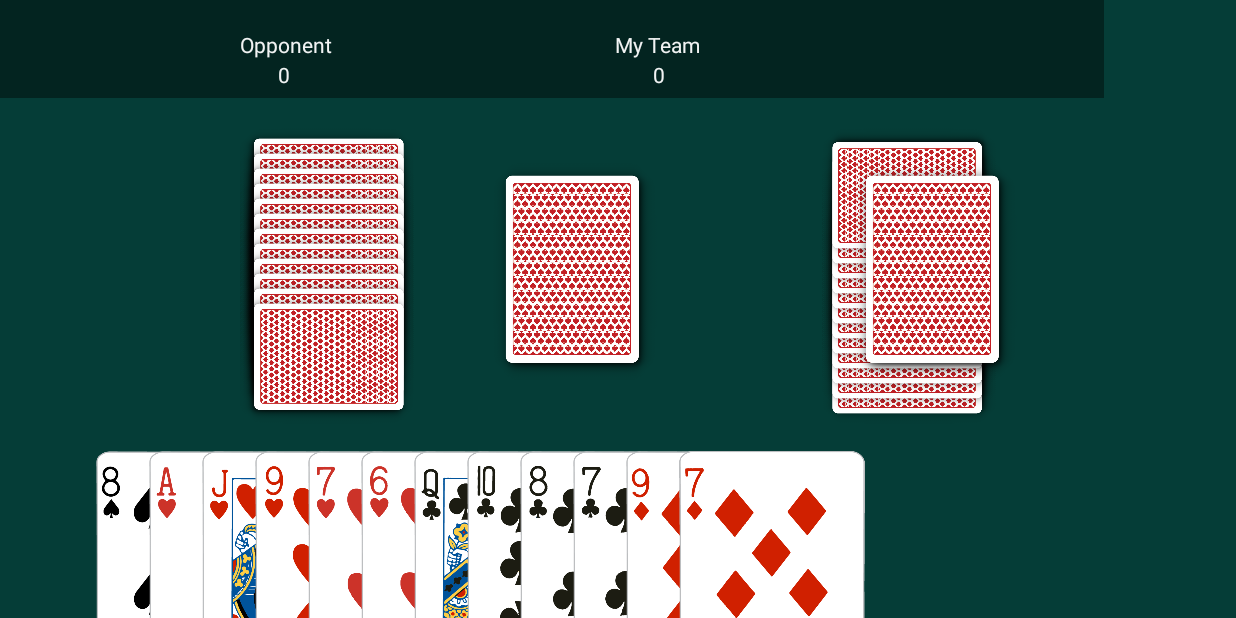
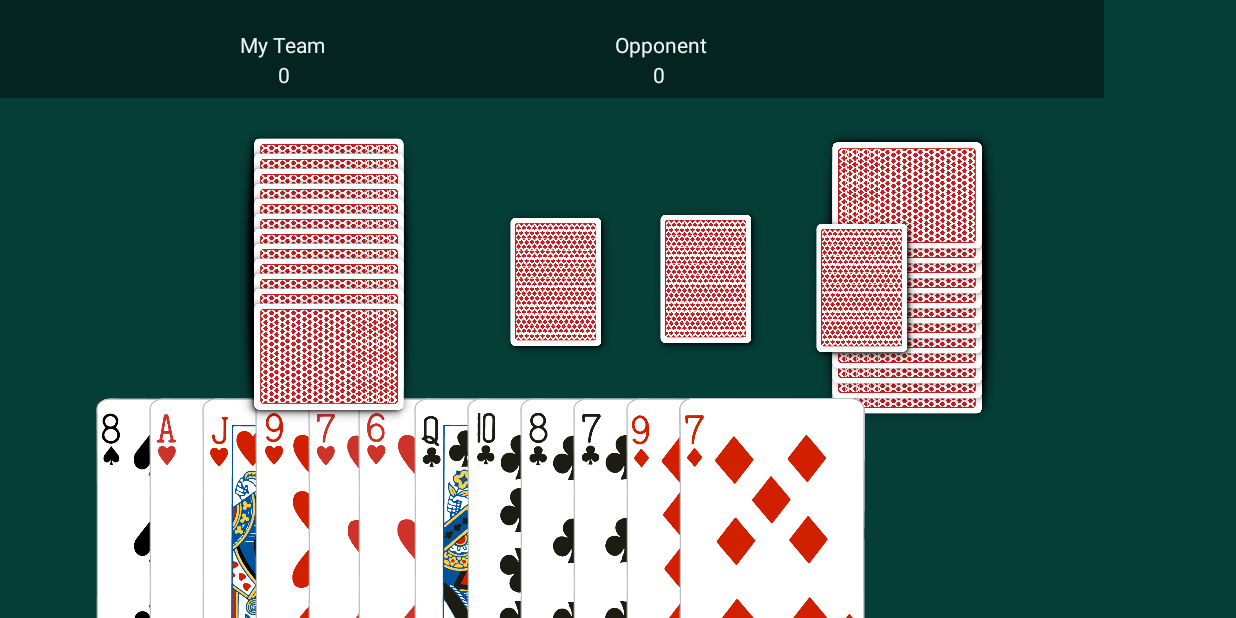
Before and after one commit to nilosh/Hath_Wasi, an Android app: the game_page screen opened directly, with no data from a screen before it, on a phone screen of 824 x 412 dp (held sideways). Run offline under Robolectric (Android 15) with nearby library versions, the phone set to English and light mode, and no system bars.

Commit message:
Did some changes in the layout game page.

```diff
--- a/app/src/main/java/fyp/ui/hath_wasi/Screens/game_page.java
+++ b/app/src/main/java/fyp/ui/hath_wasi/Screens/game_page.java
@@ -4,8 +4,10 @@ import androidx.appcompat.app.AlertDialog;
 import androidx.appcompat.app.AppCompatActivity;
 
 import android.content.DialogInterface;
+import android.media.Image;
 import android.os.Bundle;
 import android.util.Log;
+import android.view.LayoutInflater;
 import android.view.View;
 import android.view.Window;
 import android.view.WindowManager;
--- a/app/src/main/res/layout/activity_game_page.xml
+++ b/app/src/main/res/layout/activity_game_page.xml
@@ -18,25 +18,25 @@
 
 
         <TextView
-            android:id="@+id/textView3"
+            android:id="@+id/textViewMyTeam"
             android:layout_width="wrap_content"
             android:layout_height="wrap_content"
             android:layout_marginLeft="160dp"
+            android:layout_marginTop="20dp"
+            android:text="My Team"
+            android:textColor="#F1F3F3" />
+
+        <TextView
+            android:id="@+id/textViewOpponent"
+            android:layout_width="wrap_content"
+            android:layout_height="wrap_content"
+            android:layout_marginLeft="410dp"
             android:layout_marginTop="20dp"
             android:text="Opponent"
             android:textColor="#F1F3F3" />
 
         <TextView
-            android:id="@+id/textView4"
-            android:layout_width="wrap_content"
-            android:layout_height="wrap_content"
-            android:layout_marginLeft="410dp"
-            android:layout_marginTop="20dp"
-            android:text="My Team"
-            android:textColor="#F1F3F3" />
-
-        <TextView
-            android:id="@+id/textView5"
+            android:id="@+id/textViewOpponentScore"
             android:layout_width="wrap_content"
             android:layout_height="wrap_content"
             android:layout_marginLeft="435dp"
@@ -45,13 +45,25 @@
             android:textColor="#F1F3F3" />
 
         <TextView
-            android:id="@+id/textView6"
+            android:id="@+id/textViewMyScore"
             android:layout_width="wrap_content"
             android:layout_height="wrap_content"
             android:layout_marginLeft="185dp"
             android:layout_marginTop="40dp"
             android:text="0"
             android:textColor="#F1F3F3" />
+
+        <TextView
+            android:id="@+id/trumpSelected"
+            android:layout_width="wrap_content"
+            android:layout_height="wrap_content"
+            android:layout_marginLeft="300dp"
+            android:layout_marginTop="20dp"
+            android:text="No Trump"
+            android:textColor="#FFFFFF"
+            android:textSize="30sp"
+            android:textStyle="bold"
+            android:visibility="invisible" />
     </FrameLayout>
 
     <ImageView
@@ -208,7 +220,7 @@
         android:layout_height="190dp"
         android:layout_marginStart="60dp"
         android:layout_marginLeft="60dp"
-        android:layout_marginTop="235dp"
+        android:layout_marginTop="200dp"
         android:clickable="true"
         android:onClick="cardSelected"
         app:layout_constraintStart_toStartOf="parent"
@@ -221,7 +233,7 @@
         android:layout_height="190dp"
         android:layout_marginStart="35dp"
         android:layout_marginLeft="35dp"
-        android:layout_marginTop="235dp"
+        android:layout_marginTop="200dp"
         android:clickable="true"
         android:onClick="cardSelected"
         app:layout_constraintStart_toStartOf="@+id/playerCard1"
@@ -234,7 +246,7 @@
         android:layout_height="190dp"
         android:layout_marginStart="35dp"
         android:layout_marginLeft="35dp"
-        android:layout_marginTop="235dp"
+        android:layout_marginTop="200dp"
         android:clickable="true"
         android:onClick="cardSelected"
         app:layout_constraintStart_toStartOf="@+id/playerCard2"
@@ -247,7 +259,7 @@
         android:layout_height="190dp"
         android:layout_marginStart="35dp"
         android:layout_marginLeft="35dp"
-        android:layout_marginTop="235dp"
+        android:layout_marginTop="200dp"
         android:clickable="true"
         android:onClick="cardSelected"
         app:layout_constraintStart_toStartOf="@+id/playerCard3"
@@ -260,7 +272,7 @@
         android:layout_height="190dp"
         android:layout_marginStart="35dp"
         android:layout_marginLeft="35dp"
-        android:layout_marginTop="235dp"
+        android:layout_marginTop="200dp"
         android:clickable="true"
         android:onClick="cardSelected"
         app:layout_constraintStart_toStartOf="@+id/playerCard4"
@@ -269,11 +281,11 @@
 
     <ImageView
         android:id="@+id/playerCard6"
-        android:layout_width="132dp"
+        android:layout_width="128dp"
         android:layout_height="190dp"
         android:layout_marginStart="35dp"
         android:layout_marginLeft="35dp"
-        android:layout_marginTop="235dp"
+        android:layout_marginTop="200dp"
         android:clickable="true"
         android:onClick="cardSelected"
         app:layout_constraintStart_toStartOf="@+id/playerCard5"
@@ -286,7 +298,7 @@
         android:layout_height="190dp"
         android:layout_marginStart="35dp"
         android:layout_marginLeft="35dp"
-        android:layout_marginTop="235dp"
+        android:layout_marginTop="200dp"
         android:clickable="true"
         android:onClick="cardSelected"
         app:layout_constraintStart_toStartOf="@+id/playerCard6"
@@ -299,7 +311,7 @@
         android:layout_height="190dp"
         android:layout_marginStart="35dp"
         android:layout_marginLeft="35dp"
-        android:layout_marginTop="235dp"
+        android:layout_marginTop="200dp"
         android:clickable="true"
         android:onClick="cardSelected"
         app:layout_constraintStart_toStartOf="@+id/playerCard7"
@@ -312,7 +324,7 @@
         android:layout_height="190dp"
         android:layout_marginStart="35dp"
         android:layout_marginLeft="35dp"
-        android:layout_marginTop="235dp"
+        android:layout_marginTop="200dp"
         android:clickable="true"
         android:onClick="cardSelected"
         app:layout_constraintStart_toStartOf="@+id/playerCard8"
@@ -325,7 +337,7 @@
         android:layout_height="190dp"
         android:layout_marginStart="35dp"
         android:layout_marginLeft="35dp"
-        android:layout_marginTop="235dp"
+        android:layout_marginTop="200dp"
         android:clickable="true"
         android:onClick="cardSelected"
         app:layout_constraintStart_toStartOf="@+id/playerCard9"
@@ -338,7 +350,7 @@
         android:layout_height="190dp"
         android:layout_marginStart="35dp"
         android:layout_marginLeft="35dp"
-        android:layout_marginTop="235dp"
+        android:layout_marginTop="200dp"
         android:clickable="true"
         android:onClick="cardSelected"
         app:layout_constraintStart_toStartOf="@+id/playerCard10"
@@ -351,7 +363,7 @@
         android:layout_height="190dp"
         android:layout_marginStart="35dp"
         android:layout_marginLeft="35dp"
-        android:layout_marginTop="235dp"
+        android:layout_marginTop="200dp"
         android:clickable="true"
         android:onClick="cardSelected"
         app:layout_constraintStart_toStartOf="@+id/playerCard11"
@@ -512,41 +524,39 @@
         app:layout_constraintTop_toTopOf="@+id/imageView25"
         app:srcCompat="@drawable/card_behind" />
 
-    <ImageView
-        android:id="@+id/comPlayer1selectedCard"
-        android:layout_width="247dp"
-        android:layout_height="151dp"
-        android:layout_marginTop="40dp"
-        android:layout_marginEnd="120dp"
-        android:layout_marginRight="120dp"
-        app:layout_constraintEnd_toEndOf="@+id/userSelectedCard"
-        app:layout_constraintTop_toBottomOf="@+id/frameLayout"
-        app:srcCompat="@drawable/card_behind"
-        tools:visibility="visible" />
 
     <ImageView
-        android:id="@+id/comPlayer2selectedCard"
-        android:layout_width="247dp"
-        android:layout_height="151dp"
-        android:layout_marginStart="120dp"
-        android:layout_marginLeft="120dp"
-        android:layout_marginTop="40dp"
-        app:layout_constraintStart_toStartOf="@+id/userSelectedCard"
-        app:layout_constraintTop_toBottomOf="@+id/frameLayout"
-        app:srcCompat="@drawable/card_behind"
-        tools:visibility="visible" />
+        android:id="@+id/playCard"
+        android:layout_width="215dp"
+        android:layout_height="103dp"
+        android:layout_marginStart="100dp"
+        android:layout_marginLeft="100dp"
+        android:layout_marginTop="70dp"
+        android:visibility="visible"
+        app:layout_constraintStart_toEndOf="@+id/imageView"
+        app:layout_constraintTop_toBottomOf="@id/frameLayout"
+        app:srcCompat="@drawable/card_behind" />
 
     <ImageView
-        android:id="@+id/userSelectedCard"
-        android:layout_width="247dp"
-        android:layout_height="151dp"
-        android:layout_marginStart="115dp"
-        android:layout_marginLeft="115dp"
-        android:layout_marginTop="40dp"
-        android:visibility="invisible"
+        android:id="@+id/com1Card"
+        android:layout_width="215dp"
+        android:layout_height="103dp"
+        android:layout_marginTop="72dp"
+        android:visibility="visible"
         app:layout_constraintStart_toEndOf="@+id/imageView"
         app:layout_constraintTop_toBottomOf="@id/frameLayout"
-        app:srcCompat="@drawable/card_behind"
-        tools:visibility="invisible" />
+        app:srcCompat="@drawable/card_behind" />
+
+    <ImageView
+        android:id="@+id/com2Card"
+        android:layout_width="215dp"
+        android:layout_height="103dp"
+        android:layout_marginStart="204dp"
+        android:layout_marginLeft="204dp"
+        android:layout_marginTop="76dp"
+        android:visibility="visible"
+        app:layout_constraintStart_toEndOf="@+id/imageView"
+        app:layout_constraintTop_toBottomOf="@id/frameLayout"
+        app:srcCompat="@drawable/card_behind" />
 
 </androidx.constraintlayout.widget.ConstraintLayout>
```
